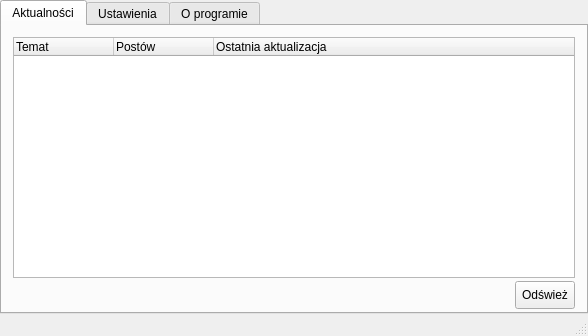
Above: ui/mainwindow.ui from poxip/qcodedesk before the change. Below: the same form after it.
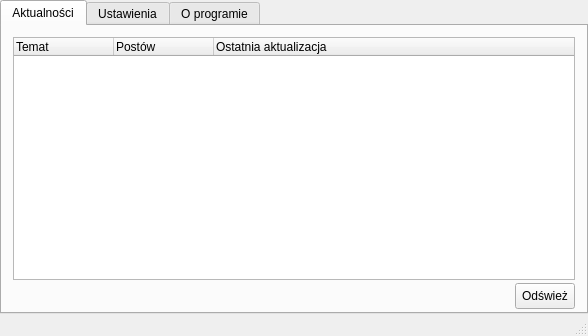
That is the form after the change. Icons and pictures are not drawn.

Commit message: Change refresh button size a bit

Diff of the .ui file:
```diff
--- a/ui/mainwindow.ui
+++ b/ui/mainwindow.ui
@@ -165,7 +165,7 @@
           <property name="minimumSize">
            <size>
             <width>0</width>
-            <height>28</height>
+            <height>26</height>
            </size>
           </property>
           <property name="layoutDirection">
```
